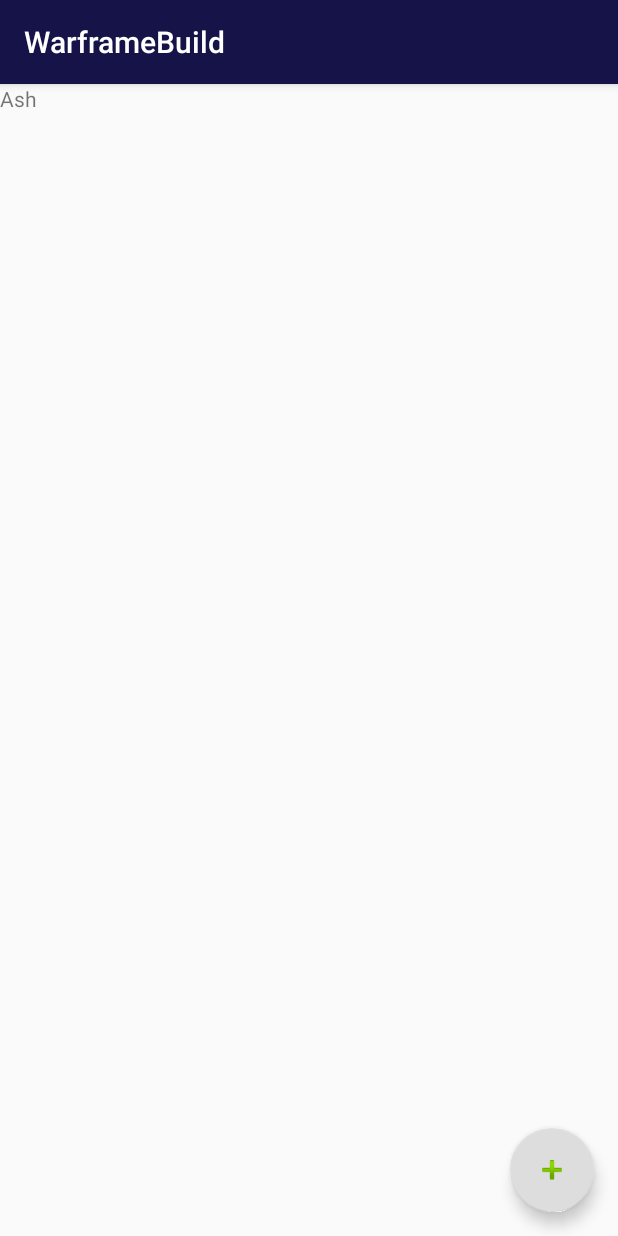
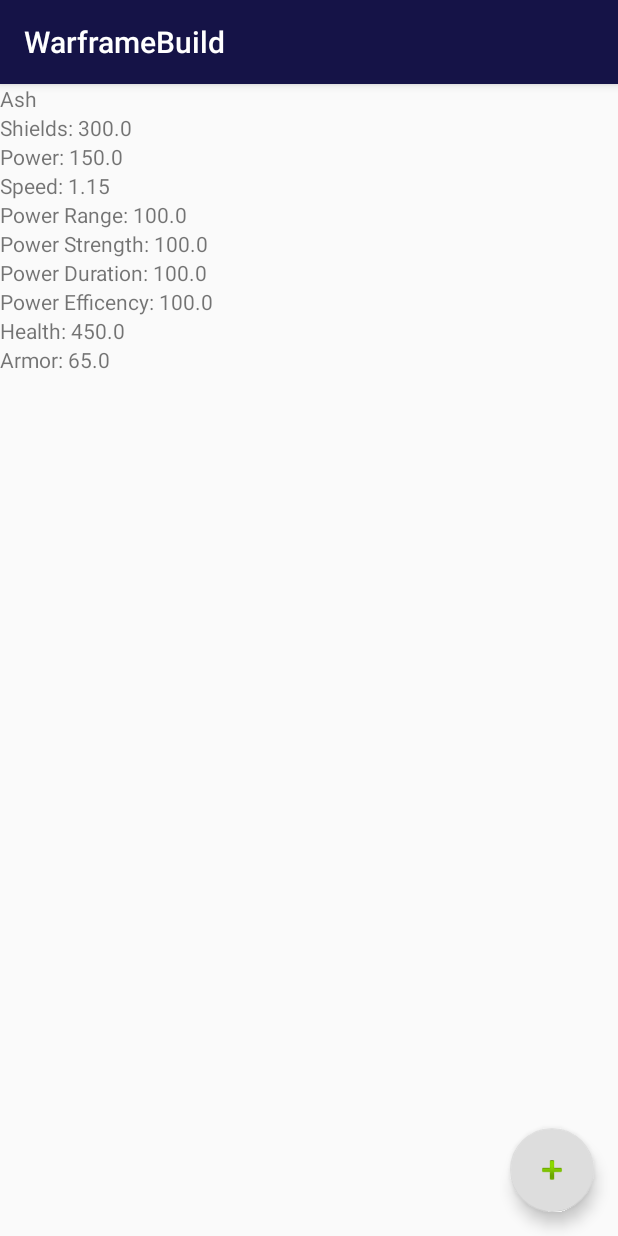
Before and after one commit to NomBytes/WarframeBuild, an Android app: the fragment WarframeFragment placed in its activity, after a tap on "Ash", on a phone screen of 412 x 824 dp. Run offline under Robolectric (Android 15) with nearby library versions, the phone set to English and light mode, and no system bars.

```diff
--- a/app/src/main/java/com/example/nombi/warframebuild/MenuActivity.java
+++ b/app/src/main/java/com/example/nombi/warframebuild/MenuActivity.java
@@ -6,6 +6,7 @@
 import android.support.v4.app.FragmentTransaction;
 import android.support.v7.app.AppCompatActivity;
 import android.support.v7.widget.Toolbar;
+import android.util.Log;
 import android.view.View;
 
 import com.example.nombi.warframebuild.character.Warframe;
@@ -32,6 +33,9 @@
 
     @Override
     public void onListFragmentInteraction(Warframe warframe) {
+        if(warframe != null){
+            Log.d("insideOnlistFragment", "warframe isn't nul");
+        }
         WarframeDetailFragment detailFragment
                 = WarframeDetailFragment.getWarframeDetailFragment(warframe);
 
--- a/app/src/main/java/com/example/nombi/warframebuild/MyWarframeRecyclerViewAdapter.java
+++ b/app/src/main/java/com/example/nombi/warframebuild/MyWarframeRecyclerViewAdapter.java
@@ -1,6 +1,7 @@
 package com.example.nombi.warframebuild;
 
 import android.support.v7.widget.RecyclerView;
+import android.util.Log;
 import android.view.LayoutInflater;
 import android.view.View;
 import android.view.ViewGroup;
@@ -44,9 +45,10 @@
         holder.mView.setOnClickListener(new View.OnClickListener() {
             @Override
             public void onClick(View v) {
-                if (null != mListener) {
+                if (mListener != null) {
                     // Notify the active callbacks interface (the activity, if the
                     // fragment is attached to one) that an item has been selected.
+                    Log.d("inside onclick of mView", "mlistenre is not null");
                     mListener.onListFragmentInteraction(holder.mItem);
                 }
             }
--- a/app/src/main/java/com/example/nombi/warframebuild/WarframeDetailFragment.java
+++ b/app/src/main/java/com/example/nombi/warframebuild/WarframeDetailFragment.java
@@ -34,7 +34,7 @@
     private TextView mPwrEfficency;
 
     private Warframe mWarframeItem;
-    private OnFragmentInteractionListener mListener;
+   // private OnFragmentInteractionListener mListener;
 
 
     public WarframeDetailFragment() {
@@ -97,7 +97,7 @@
         super.onCreate(savedInstanceState);
         if (getArguments() != null) {
             mWarframeItem = (Warframe)
-                    getArguments().getSerializable("detail_param");
+                    getArguments().getSerializable(WARFRAME_SELECTED);
         }
     }
 
@@ -116,16 +116,17 @@
             updateView((Warframe) args.getSerializable(WARFRAME_SELECTED));
         }
     }
-
+    /*
     @Override
     public void onDetach() {
         super.onDetach();
         mListener = null;
     }
+    */
 
-    public interface OnFragmentInteractionListener {
+   /* public interface OnFragmentInteractionListener {
         void onFragmentInteraction(Uri uri);
-    }
+    }*/
     /**
      * Use this factory method to create a new instance of
      * this fragment using the provided parameters.
@@ -135,8 +136,9 @@
     public static WarframeDetailFragment getWarframeDetailFragment(
             Warframe warframe) {
         WarframeDetailFragment fragment = new WarframeDetailFragment();
+        //fragment.updateView(warframe);
         Bundle args = new Bundle();
-        args.putSerializable("detail_param", warframe);
+        args.putSerializable(WARFRAME_SELECTED, warframe);
         fragment.setArguments(args);
         return fragment;
     }
--- a/app/src/main/res/layout/activity_menu.xml
+++ b/app/src/main/res/layout/activity_menu.xml
@@ -21,7 +21,7 @@
 
     </android.support.design.widget.AppBarLayout>-->
 
-    <include layout="@layout/content_menu" />
+    <!--<include layout="@layout/content_menu" />-->
 
     <android.support.design.widget.FloatingActionButton
         android:id="@+id/fab"
--- a/app/src/main/res/layout/fragment_warframe_detail.xml
+++ b/app/src/main/res/layout/fragment_warframe_detail.xml
@@ -1,59 +1,70 @@
-<LinearLayout xmlns:android="http://schemas.android.com/apk/res/android"
+<FrameLayout xmlns:android="http://schemas.android.com/apk/res/android"
     xmlns:tools="http://schemas.android.com/tools"
     android:layout_width="match_parent"
     android:layout_height="match_parent"
-    android:orientation="vertical"
     tools:context="com.example.nombi.warframebuild.WarframeDetailFragment">
 
     <!-- TODO: Update blank fragment layout -->
-    <TextView
+    <LinearLayout
         android:layout_width="match_parent"
         android:layout_height="match_parent"
-        android:id="@+id/warframe_char_name" />
+        android:orientation="vertical">
+
+        <TextView
+            android:id="@+id/warframe_char_name"
+            android:layout_width="match_parent"
+            android:layout_height="wrap_content"
+            android:layout_gravity="top"
+            android:text="name" />
+
+        <TextView
+            android:id="@+id/warframe_shields"
+            android:layout_width="match_parent"
+            android:layout_height="wrap_content"
+            android:layout_gravity="bottom"
+            android:text="sheild" />
+
+        <TextView
+            android:id="@+id/warframe_power"
+            android:layout_width="match_parent"
+            android:layout_height="wrap_content" />
 
         <TextView
             android:layout_width="match_parent"
-        android:layout_height="match_parent"
-        android:id="@+id/warframe_health" />
-
-    <TextView
-        android:layout_width="match_parent"
-        android:layout_height="match_parent"
-        android:id="@+id/warframe_shields" />
-
-    <TextView
-        android:layout_width="match_parent"
-        android:layout_height="match_parent"
-        android:id="@+id/warframe_armor" />
-
-    <TextView
-        android:layout_width="match_parent"
-        android:layout_height="match_parent"
-        android:id="@+id/warframe_power" />
-
-    <TextView
-        android:layout_width="match_parent"
-        android:layout_height="match_parent"
+            android:layout_height="wrap_content"
             android:id="@+id/warframe_sprint_speed" />
 
         <TextView
             android:layout_width="match_parent"
-        android:layout_height="match_parent"
+            android:layout_height="wrap_content"
             android:id="@+id/warframe_pwr_range" />
 
         <TextView
             android:layout_width="match_parent"
-        android:layout_height="match_parent"
+            android:layout_height="wrap_content"
             android:id="@+id/warframe_pwr_strength" />
 
         <TextView
             android:layout_width="match_parent"
-        android:layout_height="match_parent"
+            android:layout_height="wrap_content"
             android:id="@+id/warframe_pwr_duration" />
 
         <TextView
+            android:id="@+id/warframe_pwr_efficency"
             android:layout_width="match_parent"
-        android:layout_height="match_parent"
-        android:id="@+id/warframe_pwr_efficency" />
+            android:layout_height="wrap_content" />
 
-</LinearLayout>
+        <TextView
+            android:id="@+id/warframe_health"
+            android:layout_width="match_parent"
+            android:layout_height="wrap_content" />
+
+        <TextView
+            android:id="@+id/warframe_armor"
+            android:layout_width="match_parent"
+            android:layout_height="43dp"
+            android:text="armor" /></LinearLayout>
+
+
+
+</FrameLayout>
```
Lines whose indentation alone changed are shown as unchanged.
